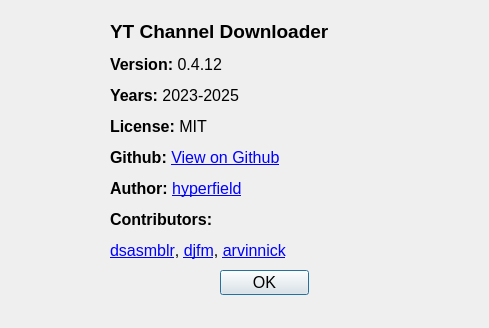
Above: ui/about.ui from hyperfield/yt-channel-downloader before the change. Below: the same form after it.
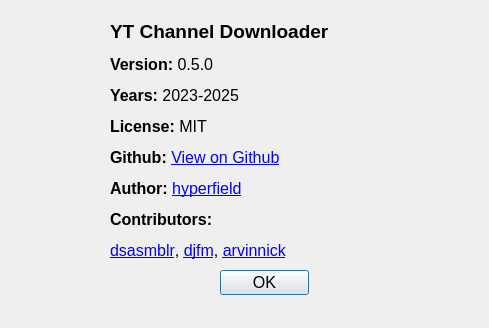
That is the form after the change. Icons and pictures are not drawn.

Commit message: chore(about-dialog): version update

```diff
--- a/ui/about.ui
+++ b/ui/about.ui
@@ -29,11 +29,7 @@
     </rect>
    </property>
    <property name="text">
-    <string>&lt;html&gt;&lt;head&gt;&lt;title&gt;About&lt;/title&gt;&lt;/head&gt;&lt;body&gt;&lt;h3 style=&quot; margin-top:14px; margin-bottom:12px; margin-left:0px; margin-right:0px; -qt-block-indent:0; text-indent:0px;&quot;&gt;&lt;span style=&quot; font-size:large; font-weight:700;&quot;&gt;YT Channel Downloader&lt;/span&gt;&lt;/h3&gt;&lt;p&gt;&lt;span style=&quot; font-weight:700;&quot;&gt;Version:&lt;/span&gt; 0.4.12&lt;/p&gt;&lt;p&gt;&lt;span style=&quot; font-weight:700;&quot;&gt;Years: &lt;/span&gt;2023-2025&lt;/p&gt;&lt;p&gt;&lt;span style=&quot; font-weight:700;&quot;&gt;License: &lt;/span&gt;MIT &lt;/p&gt;&lt;p&gt;&lt;span style=&quot; font-weight:700;&quot;&gt;Github: &lt;/span&gt;&lt;a href=&quot;https://github.com/hyperfield/yt-channel-downloader&quot;&gt;&lt;span style=&quot; text-decoration: underline; color:#0000ff;&quot;&gt;View on Github&lt;/span&gt;&lt;/a&gt;&lt;/p&gt;&lt;p&gt;&lt;span style=&quot; font-weight:700;&quot;&gt;Author: &lt;/span&gt;&lt;a href=&quot;mailto:info@quicknode.net&quot;&gt;&lt;span style=&quot; text-decoration: underline; color:#0000ff;&quot;&gt;hyperfield&lt;/span&gt;&lt;/a&gt;&lt;/p&gt;&lt;p&gt;&lt;span style=&quot; font-weight:700;&quot;&gt;Contributors: &lt;/span&gt;&lt;p&gt;
-  &lt;a href=&quot;https://github.com/dsasmblr&quot; style=&quot;text-decoration: underline; color: #0000ff;&quot;&gt;dsasmblr&lt;/a&gt;, 
-  &lt;a href=&quot;https://github.com/djfm&quot; style=&quot;text-decoration: underline; color: #0000ff;&quot;&gt;djfm&lt;/a&gt;, 
-  &lt;a href=&quot;https://github.com/arvinnick&quot; style=&quot;text-decoration: underline; color: #0000ff;&quot;&gt;arvinnick&lt;/a&gt;
-&lt;/p&gt;&lt;/body&gt;&lt;/html&gt;</string>
+    <string>&lt;html&gt;&lt;head&gt;&lt;title&gt;About&lt;/title&gt;&lt;/head&gt;&lt;body&gt;&lt;h3 style=&quot; margin-top:14px; margin-bottom:12px; margin-left:0px; margin-right:0px; -qt-block-indent:0; text-indent:0px;&quot;&gt;&lt;span style=&quot; font-size:large; font-weight:700;&quot;&gt;YT Channel Downloader&lt;/span&gt;&lt;/h3&gt;&lt;p&gt;&lt;span style=&quot; font-weight:700;&quot;&gt;Version:&lt;/span&gt; 0.5.0&lt;/p&gt;&lt;p&gt;&lt;span style=&quot; font-weight:700;&quot;&gt;Years: &lt;/span&gt;2023-2025&lt;/p&gt;&lt;p&gt;&lt;span style=&quot; font-weight:700;&quot;&gt;License: &lt;/span&gt;MIT &lt;/p&gt;&lt;p&gt;&lt;span style=&quot; font-weight:700;&quot;&gt;Github: &lt;/span&gt;&lt;a href=&quot;https://github.com/hyperfield/yt-channel-downloader&quot;&gt;&lt;span style=&quot; text-decoration: underline; color:#0000ff;&quot;&gt;View on Github&lt;/span&gt;&lt;/a&gt;&lt;/p&gt;&lt;p&gt;&lt;span style=&quot; font-weight:700;&quot;&gt;Author: &lt;/span&gt;&lt;a href=&quot;mailto:info@quicknode.net&quot;&gt;&lt;span style=&quot; text-decoration: underline; color:#0000ff;&quot;&gt;hyperfield&lt;/span&gt;&lt;/a&gt;&lt;/p&gt;&lt;p&gt;&lt;span style=&quot; font-weight:700;&quot;&gt;Contributors: &lt;/span&gt;&lt;/p&gt;&lt;p&gt;&lt;a href=&quot;https://github.com/dsasmblr&quot;&gt;&lt;span style=&quot; text-decoration: underline; color:#0000ff;&quot;&gt;dsasmblr&lt;/span&gt;&lt;/a&gt;, &lt;a href=&quot;https://github.com/djfm&quot;&gt;&lt;span style=&quot; text-decoration: underline; color:#0000ff;&quot;&gt;djfm&lt;/span&gt;&lt;/a&gt;, &lt;a href=&quot;https://github.com/arvinnick&quot;&gt;&lt;span style=&quot; text-decoration: underline; color:#0000ff;&quot;&gt;arvinnick&lt;/span&gt;&lt;/a&gt;&lt;/p&gt;&lt;/body&gt;&lt;/html&gt;</string>
    </property>
   </widget>
   <widget class="QPushButton" name="aboutOkButton">
```
The commit also changes 2 other files.
